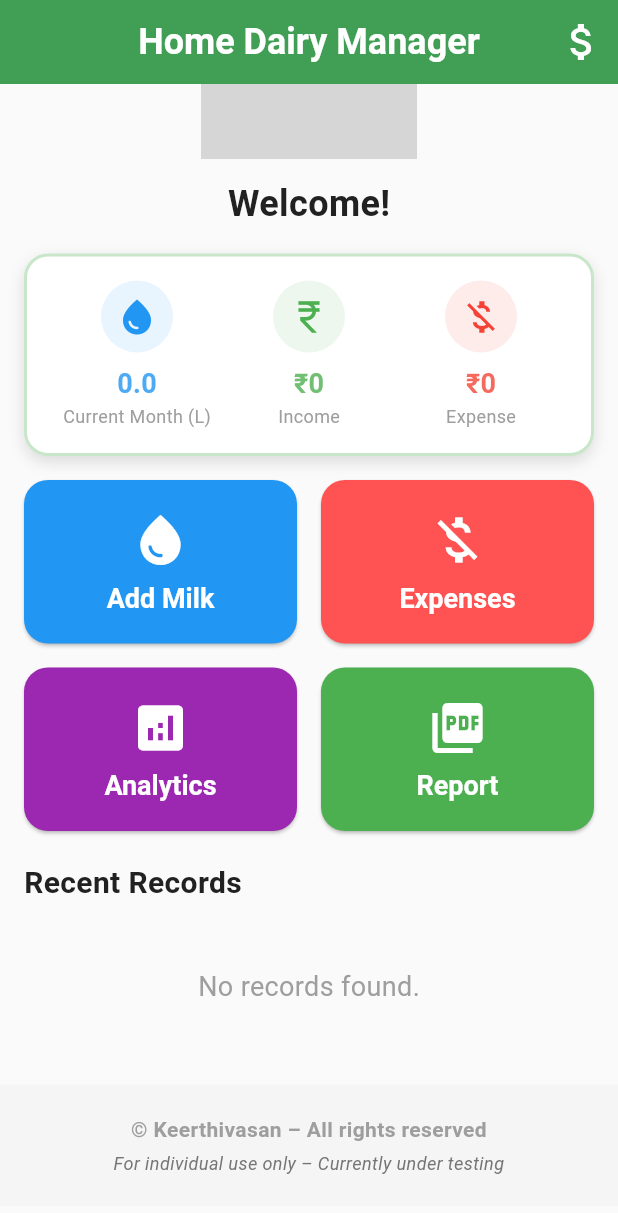
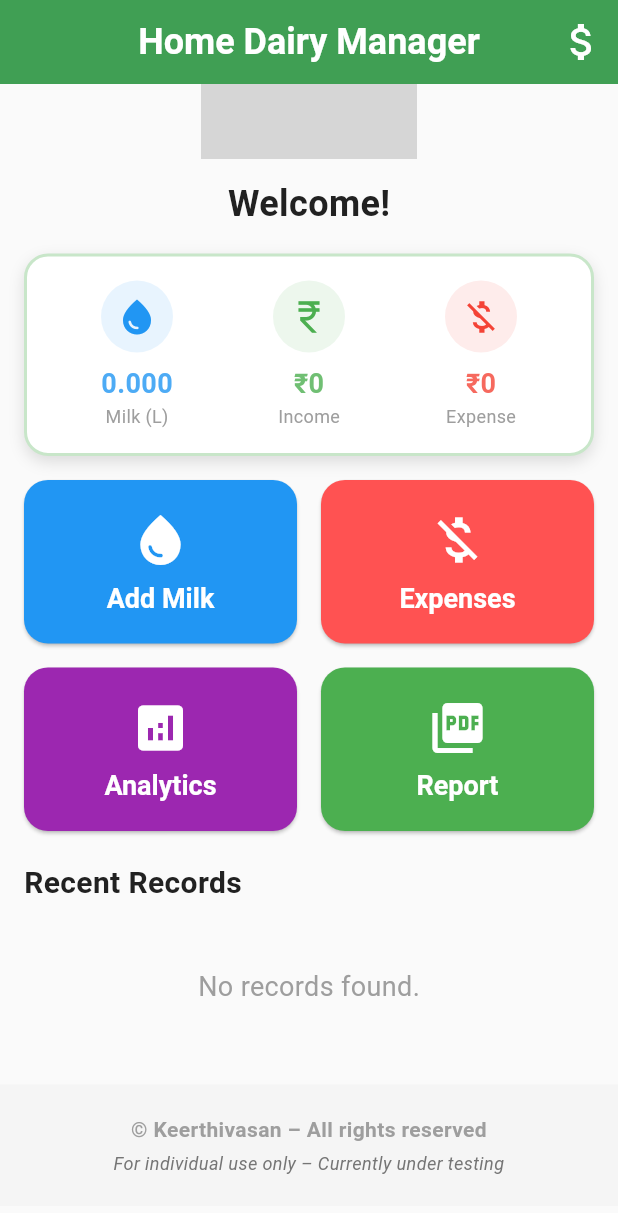
Before and after one commit to kexrthivasan/Dairy_management-, a Flutter app: the screen it shows after launch, scrolled down 113 dp, on a phone screen of 412 x 824 dp. Shown: the top 1213 px of the screen. Run offline on Flutter 3.47's test engine with Material 3 defaults, Android fonts, the phone set to English and light mode, and no system bars; our stand-ins replace csv, file_picker, fl_chart, hive, hive_flutter, pdf and 2 more; accounts and stored records are empty; grey boxes are pictures that could not be loaded.

Commit message:
feat: Introduce home screen with monthly summaries, quick action navigation, recent entries, and report generation.

```diff
--- a/lib/ui/screens/home_screen.dart
+++ b/lib/ui/screens/home_screen.dart
@@ -164,8 +164,8 @@ class _HomeScreenState extends State<HomeScreen> {
                         children: [
                           Expanded(
                             child: _SummaryItem(
-                              label: "Current Month (L)",
-                              value: totalLiters.toStringAsFixed(1),
+                              label: "Milk (L)",
+                              value: totalLiters.toStringAsFixed(3),
                               icon: Icons.water_drop,
                               color: Colors.blue,
                             ),
--- a/lib/ui/widgets/milk_entry_card.dart
+++ b/lib/ui/widgets/milk_entry_card.dart
@@ -66,19 +66,19 @@ class MilkEntryCard extends StatelessWidget {
                   _buildDataColumn(
                     context,
                     'Morning',
-                    '${record.morningMilk} L',
+                    '${record.morningMilk.toStringAsFixed(3)} L',
                     Icons.wb_sunny_outlined,
                   ),
                   _buildDataColumn(
                     context,
                     'Evening',
-                    '${record.eveningMilk} L',
+                    '${record.eveningMilk.toStringAsFixed(3)} L',
                     Icons.nightlight_round,
                   ),
                   _buildDataColumn(
                     context,
                     'Total',
-                    '${record.totalYield} L',
+                    '${record.totalYield.toStringAsFixed(3)} L',
                     Icons.water_drop,
                     isTotal: true,
                   ),
```
Also changed, not shown: lib/features/reports/report_generator.dart (+6 -6 lines).
